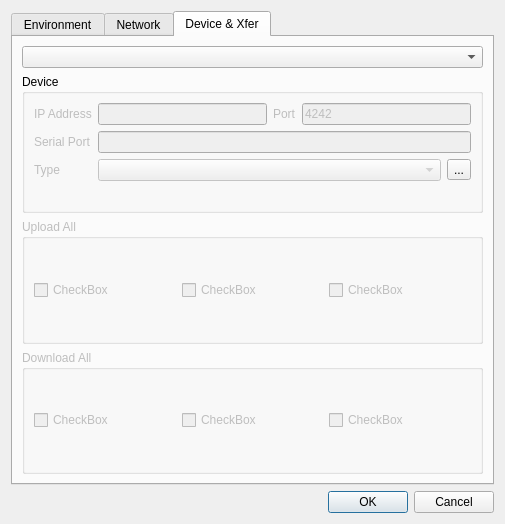
ntruchsess/QLandkarteGT, file src/IDlgConfig.ui: the form before one commit.
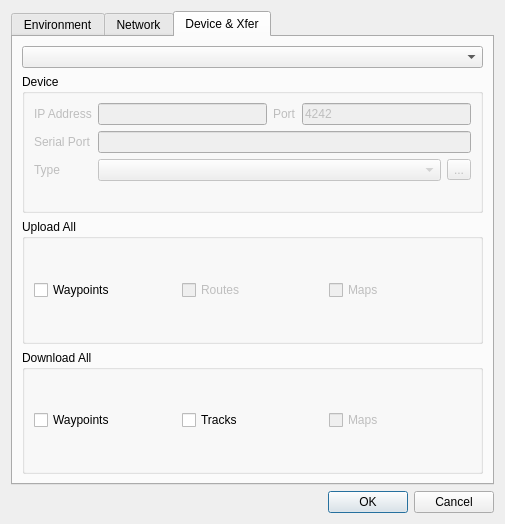
The form after the commit. The open tabs and pages were chosen to show the change.

Diff of the .ui file:
```diff
--- a/src/IDlgConfig.ui
+++ b/src/IDlgConfig.ui
@@ -269,6 +269,9 @@
             </item>
             <item>
              <widget class="QToolButton" name="toolPlugins" >
+              <property name="enabled" >
+               <bool>false</bool>
+              </property>
               <property name="text" >
                <string>...</string>
               </property>
@@ -295,7 +298,7 @@
        <item>
         <widget class="QGroupBox" name="groupBox_7" >
          <property name="enabled" >
-          <bool>false</bool>
+          <bool>true</bool>
          </property>
          <property name="title" >
           <string>Upload All</string>
@@ -304,21 +307,27 @@
           <item>
            <widget class="QCheckBox" name="checkBox" >
             <property name="text" >
-             <string>CheckBox</string>
+             <string>Waypoints</string>
             </property>
            </widget>
           </item>
           <item>
            <widget class="QCheckBox" name="checkBox_2" >
+            <property name="enabled" >
+             <bool>false</bool>
+            </property>
             <property name="text" >
-             <string>CheckBox</string>
+             <string>Routes</string>
             </property>
            </widget>
           </item>
           <item>
            <widget class="QCheckBox" name="checkBox_3" >
+            <property name="enabled" >
+             <bool>false</bool>
+            </property>
             <property name="text" >
-             <string>CheckBox</string>
+             <string>Maps</string>
             </property>
            </widget>
           </item>
@@ -328,7 +337,7 @@
        <item>
         <widget class="QGroupBox" name="groupBox_8" >
          <property name="enabled" >
-          <bool>false</bool>
+          <bool>true</bool>
          </property>
          <property name="title" >
           <string>Download All</string>
@@ -337,21 +346,24 @@
           <item>
            <widget class="QCheckBox" name="checkBox_4" >
             <property name="text" >
-             <string>CheckBox</string>
+             <string>Waypoints</string>
             </property>
            </widget>
           </item>
           <item>
            <widget class="QCheckBox" name="checkBox_5" >
             <property name="text" >
-             <string>CheckBox</string>
+             <string>Tracks</string>
             </property>
            </widget>
           </item>
           <item>
            <widget class="QCheckBox" name="checkBox_6" >
+            <property name="enabled" >
+             <bool>false</bool>
+            </property>
             <property name="text" >
-             <string>CheckBox</string>
+             <string>Maps</string>
             </property>
            </widget>
           </item>
```
Left out of the diff: 6 changed lines with no effect on the pictures.
